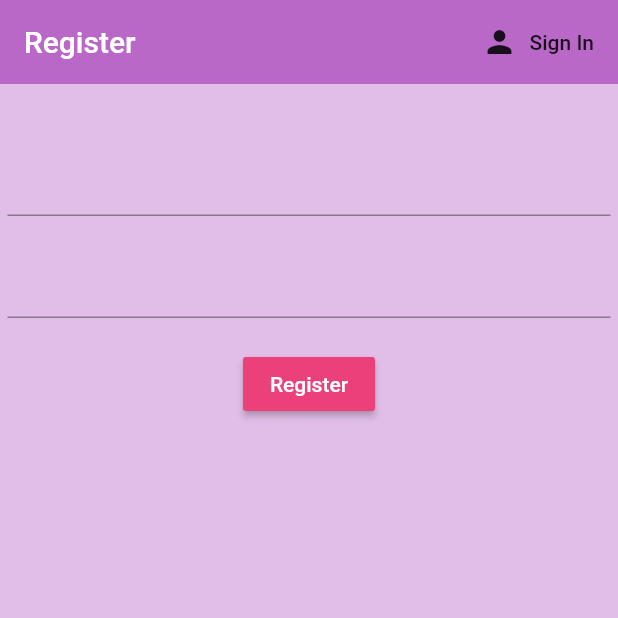
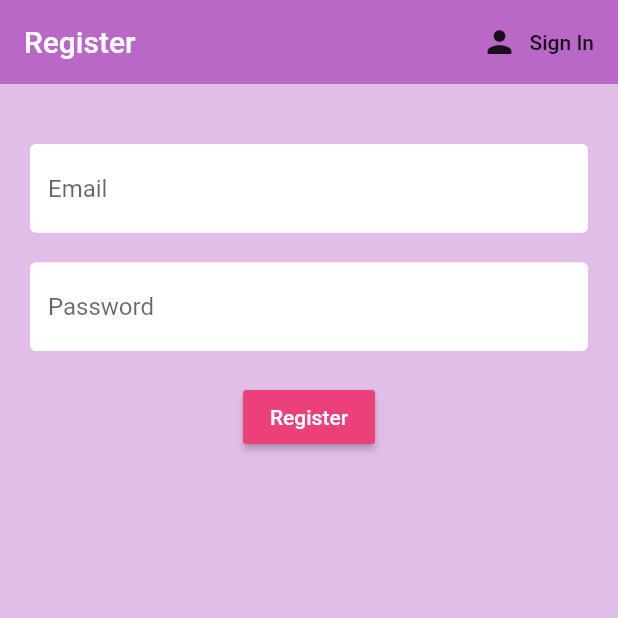
Before and after one commit to yasminAli97/project_flutter_app, a Flutter app: the screen it shows after launch, after a tap on "Sign In", after a tap on "Register", on a phone screen of 412 x 824 dp, the top half of it. Run offline on Flutter 3.47's test engine with Material 2 defaults, Android fonts, the phone set to English and light mode, and no system bars; our stand-ins replace curved_navigation_bar, firebase_auth, firebase_database, flutter_slidable, flutter_spinkit, flutter_svg and 3 more; missing offline and left inert: custom_switch_button; accounts and stored records are empty; project files that could hold a hidden picture were left out.

```diff
--- a/lib/constants/constants.dart
+++ b/lib/constants/constants.dart
@@ -1,5 +1,19 @@
+import 'package:flutter/material.dart';
+
 String TASK_ATTRIUTE_SCREEN='/TaskAttribute',
     ADD_NEW_TASK ='/AddNewTaskScreen',
    CATEGORY_DETAILS = '/CategoryDetails',
     CATEGORIES_SCREEN = '/CategoriesScreen',
     HOME_SCREEN = '/HomeScreen';
+
+
+  const textInputDecoration = InputDecoration(
+    fillColor: Colors.white,
+    filled: true,
+    enabledBorder: OutlineInputBorder(
+      borderSide: BorderSide(color: Colors.white, width: 2.0),
+    ),
+    focusedBorder: OutlineInputBorder(
+      borderSide: BorderSide(color: Colors.pink, width: 2.0),
+  )
+  );
--- a/lib/screens/authentication/register.dart
+++ b/lib/screens/authentication/register.dart
@@ -1,5 +1,8 @@
 import 'package:flutter/material.dart';
 import 'package:projectflutterapp/services/auth.dart';
+import 'package:projectflutterapp/constants/constants.dart';
+import 'package:projectflutterapp/constants/loading.dart';
+
 
 class Register extends StatefulWidget {
 
@@ -13,6 +16,7 @@ class _RegisterState extends State<Register> {
 
   final AuthServices _auth = AuthServices();
   final _formKey = GlobalKey<FormState>();
+  bool loading = false;
 
   // text field state
   String email ="";
@@ -22,7 +26,7 @@ class _RegisterState extends State<Register> {
 
   @override
   Widget build(BuildContext context) {
-    return Scaffold(
+    return loading ? Loading() : Scaffold(
       backgroundColor: Colors.purple[100],
       appBar: AppBar(
         backgroundColor: Colors.purple[300],
@@ -39,13 +43,14 @@ class _RegisterState extends State<Register> {
         ],
       ),
       body: Container(
-          padding: EdgeInsets.symmetric(vertical: 20.0 , horizontal: 5.0),
+          padding: EdgeInsets.symmetric(vertical: 20.0 , horizontal: 20.0),
           child: Form(
             key: _formKey,
               child:Column(
                   children:<Widget>[
                     SizedBox(height:20.0),
                     TextFormField(
+                        decoration: textInputDecoration.copyWith(hintText: "Email"),
                         validator: (val) => val.isEmpty? "Enter an email" : null ,
                         onChanged:(val){
                           setState(() => email = val);
@@ -53,6 +58,7 @@ class _RegisterState extends State<Register> {
                     ),
                     SizedBox(height:20.0),
                     TextFormField(
+                        decoration: textInputDecoration.copyWith(hintText: "Password"),
                       validator: (val) => val.length < 6 ? "Enter a password6+ chars long" : null ,
                         obscureText: true,
                         onChanged:(val){
@@ -68,9 +74,13 @@ class _RegisterState extends State<Register> {
                       ),
                       onPressed: () async {
                         if(_formKey.currentState.validate()){
+                          setState(() => loading = true);
                           dynamic result =await _auth.registerWithEmailAndPassword(email, password);
                           if(result == null){
-                            setState(() => error ="please supply a valid email");
+                            setState(() {
+                              loading = false ;
+                              error ="please supply a valid email";
+                          });
                           }
                         }
                       },
--- a/lib/screens/authentication/sign_in.dart
+++ b/lib/screens/authentication/sign_in.dart
@@ -1,5 +1,7 @@
 import 'package:flutter/material.dart';
 import 'package:projectflutterapp/services/auth.dart';
+import 'package:projectflutterapp/constants/loading.dart';
+import 'package:projectflutterapp/constants/constants.dart';
 
 class SignIn extends StatefulWidget {
 
@@ -15,6 +17,7 @@ class _SignInState extends State<SignIn> {
 
   final AuthServices _auth = AuthServices();
   final _formKey = GlobalKey<FormState>();
+  bool loading = false;
 
   // text field state
   String email ="";
@@ -24,10 +27,10 @@ class _SignInState extends State<SignIn> {
 
   @override
   Widget build(BuildContext context) {
-    return Scaffold(
-      backgroundColor: Colors.purple[100],
+    return loading ? Loading() : Scaffold(
+      backgroundColor: Color(0xffD7AAED),
       appBar: AppBar(
-        backgroundColor: Colors.purple[300],
+        backgroundColor: Color(0xffCE83F1),
         elevation: 0.0,
         title: Text('Sign in'),
         actions: <Widget>[
@@ -41,13 +44,14 @@ class _SignInState extends State<SignIn> {
         ],
       ),
       body: Container(
-        padding: EdgeInsets.symmetric(vertical: 20.0 , horizontal: 5.0),
+        padding: EdgeInsets.symmetric(vertical: 20.0 , horizontal: 20.0),
         child: Form(
           key:_formKey,
           child:Column(
             children:<Widget>[
               SizedBox(height:20.0),
               TextFormField(
+                decoration: textInputDecoration.copyWith(hintText: "Email"),
                 validator: (val) => val.isEmpty? "Enter an email" : null ,
                 onChanged:(val){
                   setState(() => email = val);
@@ -55,12 +59,14 @@ class _SignInState extends State<SignIn> {
               ),
               SizedBox(height:20.0),
               TextFormField(
+                  decoration: textInputDecoration.copyWith(hintText: "Password"),
                   validator: (val) => val.length < 6 ? "Enter a password6+ chars long" : null ,
                 obscureText: true,
                 onChanged:(val){
                   setState(() => password = val);
                   }
               ),
+              SizedBox(height:20.0),
               RaisedButton(
                 color: Colors.pink[400],
                 child: Text(
@@ -69,9 +75,14 @@ class _SignInState extends State<SignIn> {
                 ),
                 onPressed: () async {
                   if(_formKey.currentState.validate()){
+                    setState(() => loading = true);
                     dynamic result = await _auth.signInWithEmailAndPassword(email, password);
                     if(result == null){
-                      setState(() => error ="could not sign in with those credentials");
+                      setState(() {
+                        error ="could not sign in with those credentials";
+                        loading = false;
+                      }
+                      );
                     }
                   }
                 },
--- a/pubspec.yaml
+++ b/pubspec.yaml
@@ -24,6 +24,7 @@ dependencies:
   firebase_auth: ^0.16.0
   cloud_firestore: ^0.13.5
   provider: ^4.0.5
+  flutter_spinkit: "^4.1.2"
 
   # The following adds the Cupertino Icons font to your application.
   # Use with the CupertinoIcons class for iOS style icons.
```
Also changed, not shown: lib/constants/loading.dart (added, +17 -0 lines), pubspec.lock.
